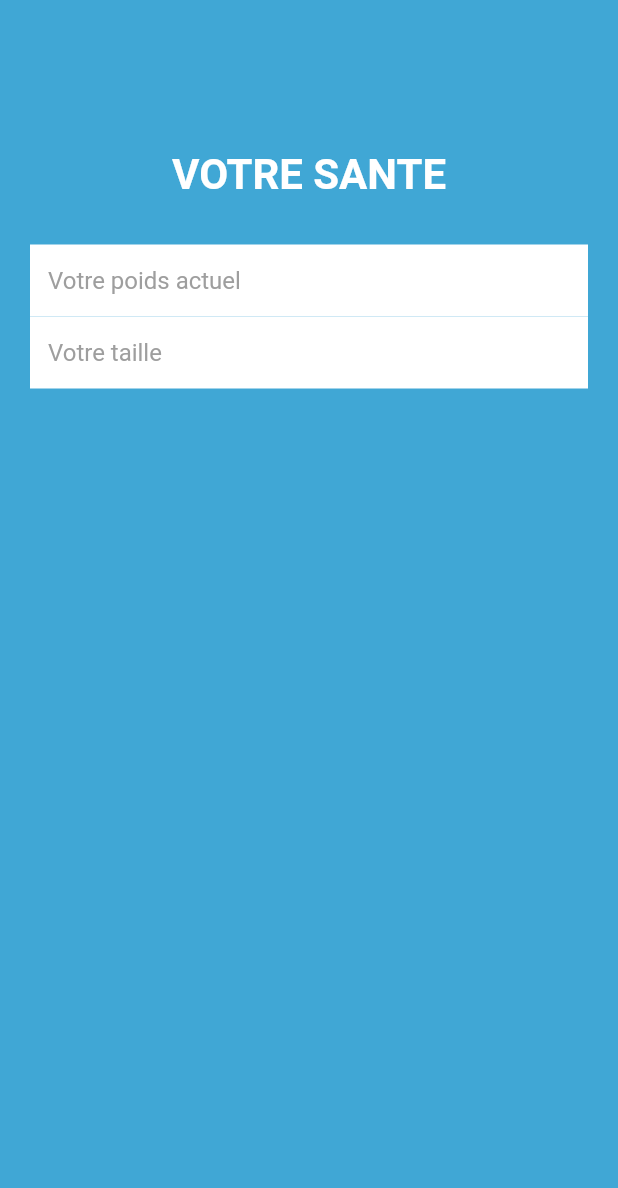
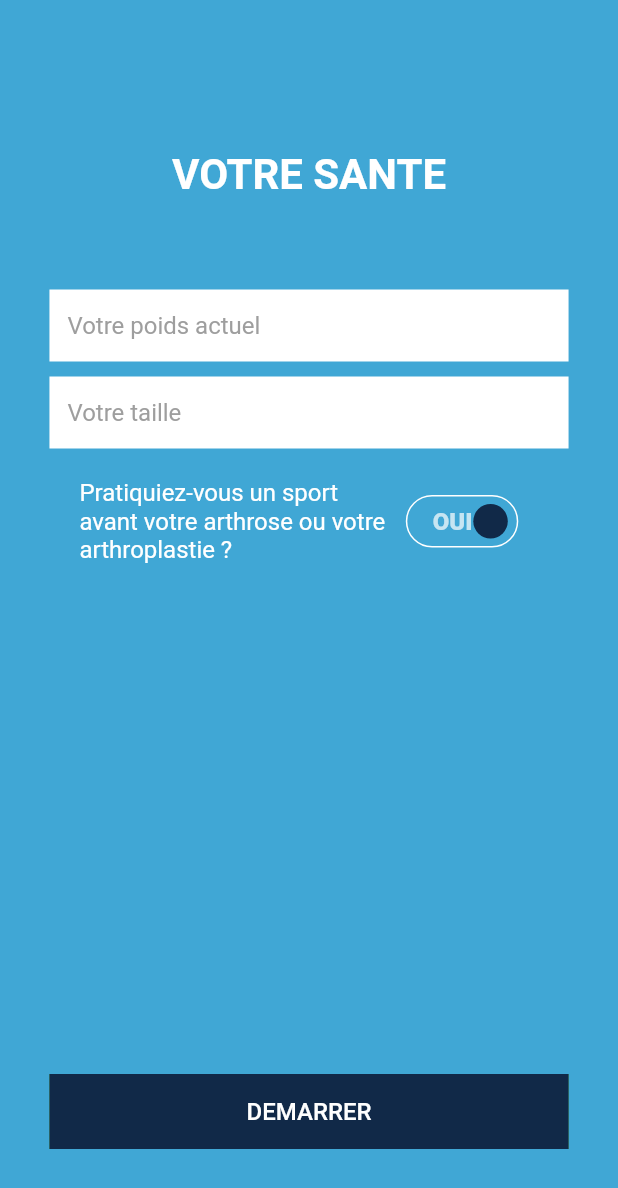
Before and after one commit to RahToky/BodyControl, a Flutter app: the screen it shows after launch, on a phone screen of 412 x 824 dp. Shown: the top 1188 px of the screen. Run offline on Flutter 3.47's test engine with Material 2 defaults, Android fonts, the phone set to English and light mode, and no system bars; drawn by our look-alikes of flutter_switch; our stand-ins replace splashscreen.

Commit message:
ajout form votre sante

```diff
--- a/lib/const/strings.dart
+++ b/lib/const/strings.dart
@@ -3,6 +3,10 @@ abstract class Strings{
   static const NEXT = "SUIVANT";
   static const ACCEPT = "ACCEPTER";
   static const CONTINUE = "CONTINUER";
+  static const START = "DEMARRER";
+  static const YES = "OUI";
+  static const NO = "NON";
+
   static const CUSTOM_MY_EXP = "PERSONNALISER MON EXPERIENCE";
   static const CONTINUE_ANONYMOUSLY = "POURSUIVRE ANONYMEMENT";
 
@@ -43,5 +47,6 @@ abstract class Strings{
   static const YOUR_HEALTH = "VOTRE SANTE";
   static const YOUR_CURRENT_WEIGHT = "Votre poids actuel";
   static const YOUR_SIZE = "Votre taille";
+  static const DO_YOU_PRACTICE_SPORT = "Pratiquiez-vous un sport avant votre arthrose ou votre arthroplastie ?";
 
 }
--- a/lib/pages/authorisation/authorisation.dart
+++ b/lib/pages/authorisation/authorisation_page.dart
@@ -1,6 +1,5 @@
 import 'package:body_control/const/strings.dart';
-import 'package:body_control/pages/interface/routable.dart';
-import 'package:body_control/utils/colorUtil.dart';
+import 'package:body_control/interface/routable.dart';
 import 'package:flutter/gestures.dart';
 import 'package:flutter/material.dart';
 import 'package:flutter/services.dart';
--- a/lib/pages/form/about_form.dart
+++ b/lib/pages/form/about_form_page.dart
@@ -1,5 +1,5 @@
 import 'package:body_control/const/strings.dart';
-import 'package:body_control/pages/interface/routable.dart';
+import 'package:body_control/interface/routable.dart';
 import 'package:flutter/material.dart';
 import 'package:flutter/painting.dart';
 import 'package:flutter/rendering.dart';
--- a/lib/pages/form/health_form.dart
+++ /dev/null
@@ -1,53 +0,0 @@
-import 'package:body_control/const/strings.dart';
-import 'package:body_control/pages/authorisation/condition.dart';
-import 'package:body_control/pages/interface/routable.dart';
-import 'package:flutter/material.dart';
-
-import 'field.dart';
-
-class HealthFormPage extends StatelessWidget implements RoutableWidget{
-
-  @override
-  String getRouteName() => "/health_form";
-
-  @override
-  Widget build(BuildContext context) {
-    final Size size = MediaQuery.of(context).size;
-
-    return Scaffold(
-      backgroundColor: Theme.of(context).primaryColor,
-      body: SingleChildScrollView(
-        child: Container(
-          alignment: Alignment.center,
-          child: Column(
-            children: [
-              Container(
-                padding: EdgeInsets.only(top:100),
-                child: Text(
-                  '${Strings.YOUR_HEALTH}',
-                  style: TextStyle(
-                    fontSize: 28,
-                    color: Colors.white,
-                    fontWeight: FontWeight.bold,
-                  ),
-                ),
-              ),
-              Padding(
-                padding: const EdgeInsets.fromLTRB(20, 30, 20, 20),
-                child: Column(
-                  children:[
-                    UserTextField('${Strings.YOUR_CURRENT_WEIGHT}',TextInputType.number),
-                    UserTextField('${Strings.YOUR_SIZE}',TextInputType.number),
-                  ]
-                ),
-              ),
-              Container(
-                color: Colors.green,
-              ),
-            ],
-          ),
-        ),
-      ),
-    );
-  }
-}
--- /dev/null
+++ b/lib/pages/form/health_form_page.dart
@@ -0,0 +1,113 @@
+import 'package:body_control/const/strings.dart';
+import 'package:body_control/interface/routable.dart';
+import 'package:flutter/material.dart';
+import 'package:flutter_switch/flutter_switch.dart';
+
+import 'field.dart';
+
+class HealthFormPage extends StatefulWidget implements RoutableWidget{
+
+  @override
+  String getRouteName() => "/health_form";
+
+  @override
+  _HealthFormPageState createState() => _HealthFormPageState();
+}
+
+class _HealthFormPageState extends State<HealthFormPage> {
+
+  bool status = true;
+
+  @override
+  Widget build(BuildContext context) {
+    final Size size = MediaQuery.of(context).size;
+
+    return Scaffold(
+      backgroundColor: Theme.of(context).primaryColor,
+      body: SingleChildScrollView(
+        child: Container(
+          alignment: Alignment.center,
+          child: Column(
+            children: [
+              Container(
+                padding: EdgeInsets.only(top: 100),
+                child: Text(
+                  '${Strings.YOUR_HEALTH}',
+                  style: TextStyle(
+                    fontSize: 28,
+                    color: Colors.white,
+                    fontWeight: FontWeight.bold,
+                  ),
+                ),
+              ),
+              Padding(
+                padding: EdgeInsets.fromLTRB(
+                    size.width * 0.08, 60, size.width * 0.08, 20),
+                child: Column(children: [
+                  UserTextField(
+                      '${Strings.YOUR_CURRENT_WEIGHT}', TextInputType.number),
+                  const SizedBox(height: 10),
+                  UserTextField('${Strings.YOUR_SIZE}', TextInputType.number),
+                  Padding(
+                    padding: const EdgeInsets.all(20),
+                    child: Row(
+                      children: [
+                        Expanded(
+                          flex:4,
+                          child: Text('${Strings.DO_YOU_PRACTICE_SPORT}',
+                              style: TextStyle(color: Colors.white,fontSize: 16)),
+                        ),
+                        Expanded(
+                          flex:2,
+                          child: FlutterSwitch(
+                            width: 75,
+                            height: 35,
+                            activeText: '  ${Strings.YES}',
+                            inactiveText: '${Strings.NO}  ',
+                            value: status,
+                            padding: 5,
+                            activeColor: Colors.transparent,
+                            inactiveColor: Colors.transparent,
+                            activeToggleColor: Theme.of(context).accentColor,
+                            switchBorder: Border.all(
+                              color: Colors.white,
+                              width: 1.0,
+                            ),
+                            showOnOff: true,
+                            onToggle: (val) {
+                              setState(() {
+                                status = val;
+                              });
+                            },
+                          ),
+                        ),
+                      ],
+                    ),
+                  )
+                ]),
+              ),
+
+              /** BUTTON */
+              Container(
+                color: Colors.green,
+                width: size.width * 0.84,
+                margin: const EdgeInsets.only(top: 300),
+                child: MaterialButton(
+                  height: 50,
+                  color: Theme.of(context).accentColor,
+                  elevation: 0,
+                  child: Text(
+                    '${Strings.START}',
+                    style: const TextStyle(color: Colors.white, fontSize: 16),
+                  ),
+                  shape: const BeveledRectangleBorder(),
+                  onPressed: () {},
+                ),
+              ),
+            ],
+          ),
+        ),
+      ),
+    );
+  }
+}
--- a/lib/pages/onboarding/onboarding.dart
+++ b/lib/pages/onboarding/onboarding_page.dart
@@ -1,6 +1,6 @@
 import 'package:body_control/const/strings.dart';
-import 'package:body_control/pages/authorisation/authorisation.dart';
-import 'package:body_control/pages/interface/routable.dart';
+import 'package:body_control/pages/authorisation/authorisation_page.dart';
+import 'package:body_control/interface/routable.dart';
 import 'package:flutter/material.dart';
 import 'package:flutter/services.dart';
 
--- a/pubspec.yaml
+++ b/pubspec.yaml
@@ -34,6 +34,7 @@ dev_dependencies:
     sdk: flutter
   splashscreen:
   url_launcher: ^6.0.3
+  flutter_switch: ^0.3.1
 
 # For information on the generic Dart part of this file, see the
 # following page: https://dart.dev/tools/pub/pubspec
```
Also changed, not shown: lib/main.dart (+4 -4 lines), lib/interface/routable.dart (renamed from lib/pages/interface/routable.dart), lib/pages/login/login_page.dart (added), pubspec.lock.
